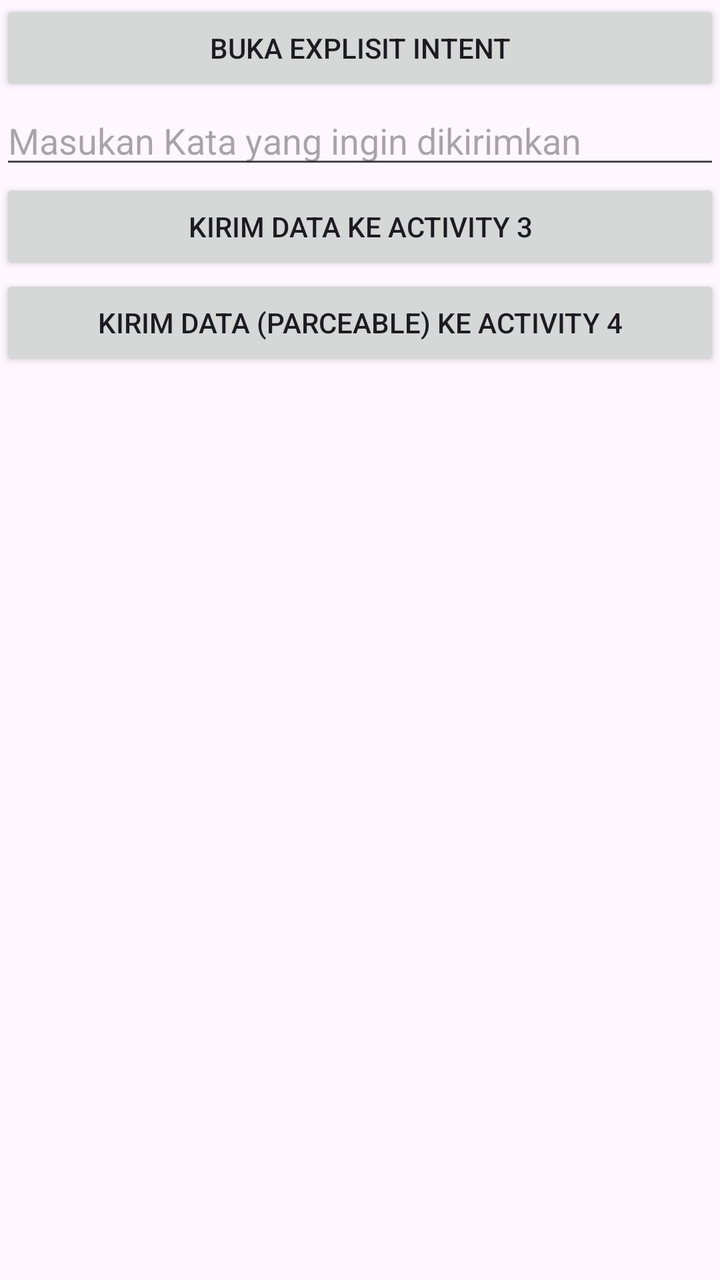
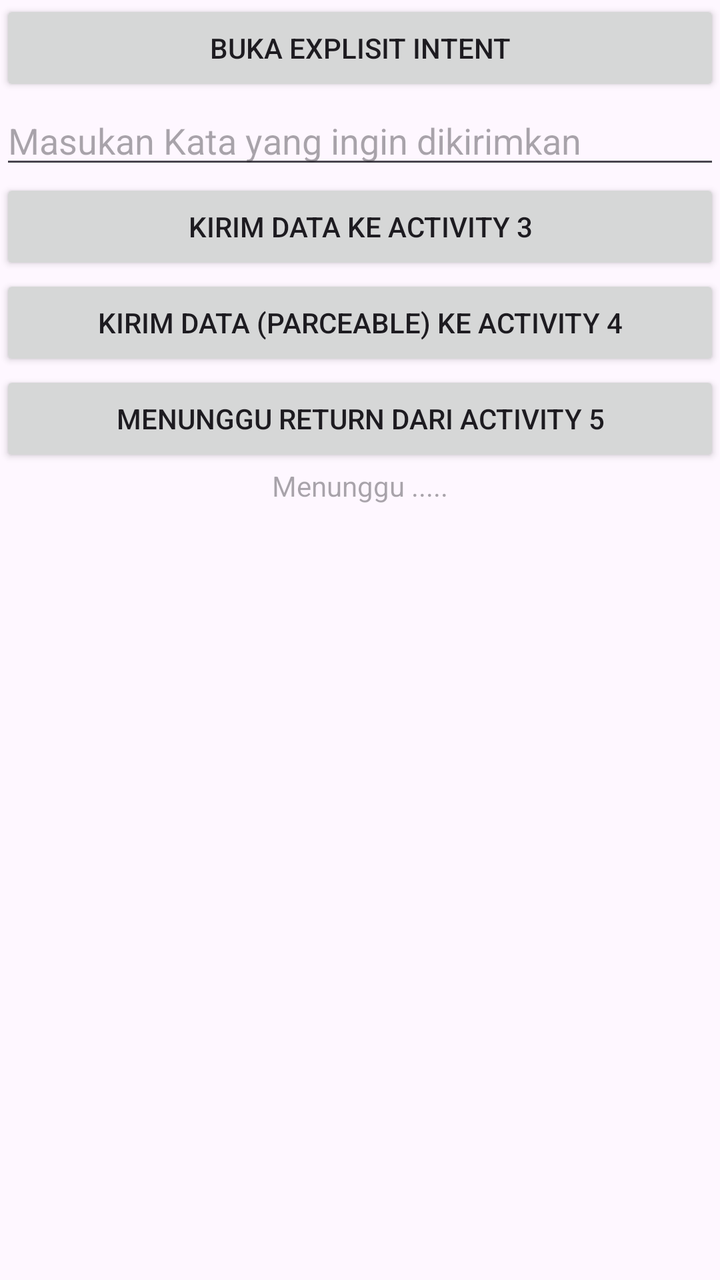

An Android layout rendered at two revisions. The XML below is the earlier revision; the diff shows what the commit changed to produce the second picture.
<!-- AndroidManifest.xml: application theme Theme.ExplisitIntent -->
<!-- res/layout/activity_main.xml -->
<?xml version="1.0" encoding="utf-8"?>
<LinearLayout
    xmlns:android="http://schemas.android.com/apk/res/android"
    xmlns:tools="http://schemas.android.com/tools"
    xmlns:app="http://schemas.android.com/apk/res-auto"
    android:id="@+id/main"
    android:layout_width="match_parent"
    android:layout_height="match_parent"
    tools:context=".MainActivity"
    android:orientation="vertical"
    android:layout_margin="16dp">

  <Button
      android:id="@+id/btnExplisit1"
      android:layout_width="match_parent"
      android:layout_height="wrap_content"
      android:text="Buka Explisit Intent" />

  <EditText
      android:layout_width="match_parent"
      android:layout_height="wrap_content"
      android:id="@+id/dataKirim"
      android:inputType="text"
      android:hint="Masukan Kata yang ingin dikirimkan"/>

  <Button
      android:layout_width="match_parent"
      android:layout_height="wrap_content"
      android:id="@+id/btnExplisit2"
      android:text="Kirim Data ke Activity 3"/>

  <Button
      android:layout_width="match_parent"
      android:layout_height="wrap_content"
      android:id="@+id/btnExplisit3"
      android:text="Kirim Data (Parceable) ke Activity 4" />

</LinearLayout>
<!-- resources referenced by this layout -->
<resources>
  <style name="Theme.ExplisitIntent" parent="Base.Theme.ExplisitIntent" />
  <style name="Base.Theme.ExplisitIntent" parent="Theme.Material3.DayNight.NoActionBar">
          
          
      </style>
</resources>

<!-- the commit's change to res/layout/activity_main.xml (unified diff, before → after) -->
@@ -35,4 +35,17 @@
       android:id="@+id/btnExplisit3"
       android:text="Kirim Data (Parceable) ke Activity 4" />
 
+  <Button
+      android:layout_width="match_parent"
+      android:layout_height="wrap_content"
+      android:id="@+id/btnExplisit4"
+      android:text="Menunggu Return dari Activity 5" />
+
+  <TextView
+      android:layout_width="match_parent"
+      android:layout_height="wrap_content"
+      android:id="@+id/returnHasil"
+      android:gravity="center"
+      android:hint="Menunggu ....."/>
+
 </LinearLayout>
